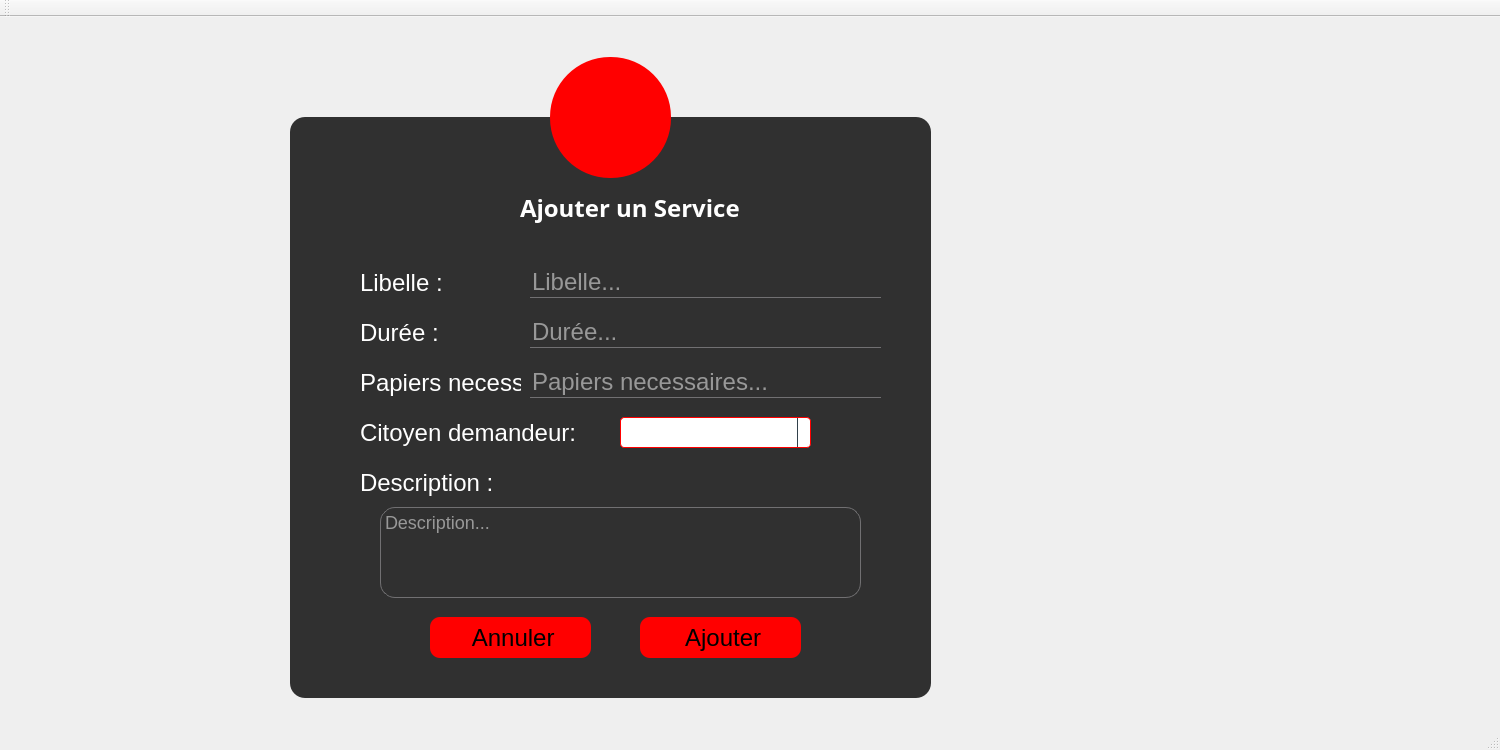
This is mainwindow.ui in nefissaKhiari/Smart_Plolice_Station as Qt 5 draws it before an edit. The edited form follows.
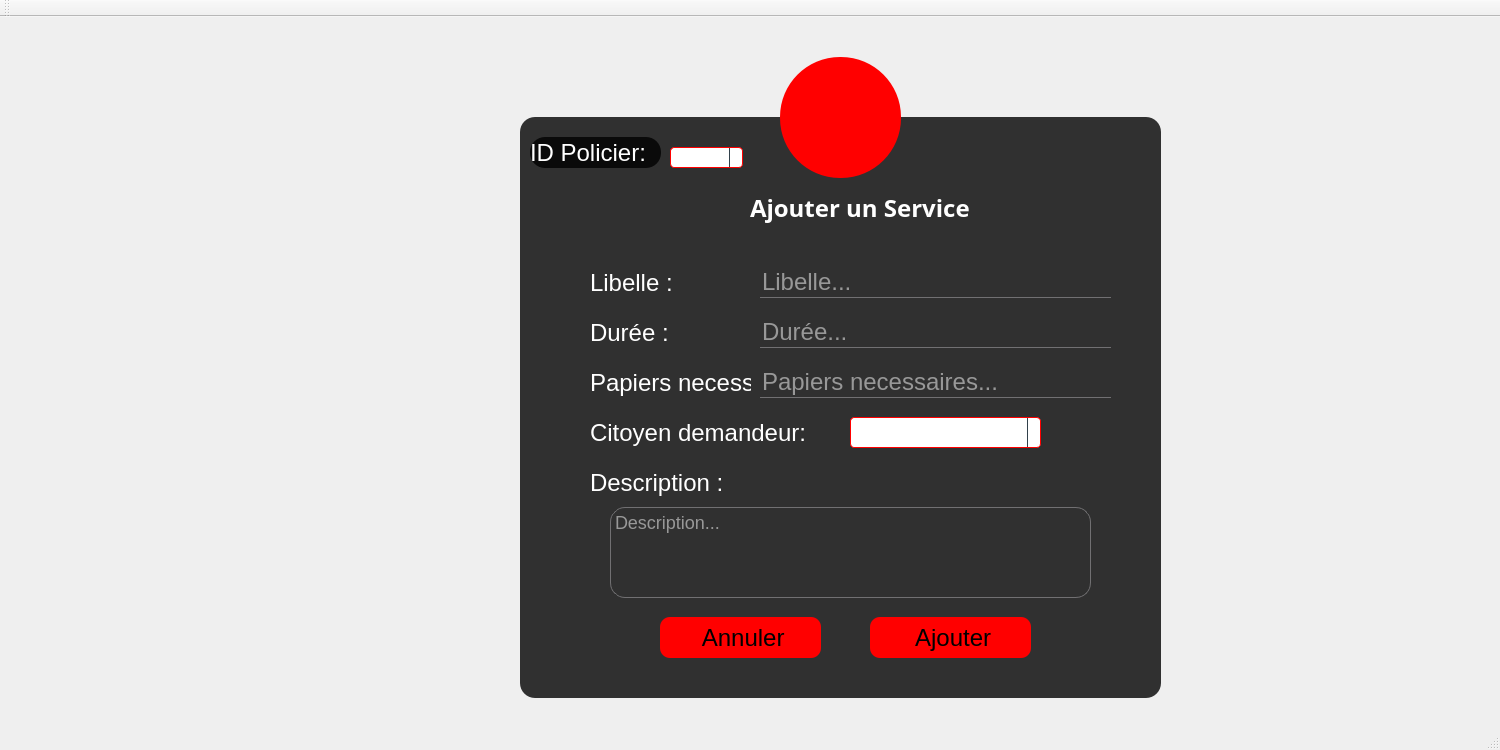
This is the edited form. The open tabs and pages were chosen to show the change. Icons and pictures are not drawn.

The edit to the form file:
```diff
--- a/mainwindow.ui
+++ b/mainwindow.ui
@@ -5085,7 +5085,7 @@
      <widget class="QToolButton" name="toolButton_8">
       <property name="geometry">
        <rect>
-        <x>550</x>
+        <x>780</x>
         <y>40</y>
         <width>121</width>
         <height>121</height>
@@ -5111,7 +5111,7 @@
      <widget class="QFrame" name="frame_8">
       <property name="geometry">
        <rect>
-        <x>290</x>
+        <x>520</x>
         <y>100</y>
         <width>641</width>
         <height>581</height>
@@ -5433,6 +5433,89 @@
         <string>Citoyen demandeur:</string>
        </property>
       </widget>
+      <widget class="QLabel" name="L_AId_policier">
+       <property name="geometry">
+        <rect>
+         <x>10</x>
+         <y>20</y>
+         <width>131</width>
+         <height>31</height>
+        </rect>
+       </property>
+       <property name="text">
+        <string>ID Policier:</string>
+       </property>
+      </widget>
+      <widget class="QComboBox" name="CB_Idpolicier">
+       <property name="geometry">
+        <rect>
+         <x>150</x>
+         <y>30</y>
+         <width>73</width>
+         <height>21</height>
+        </rect>
+       </property>
+       <property name="styleSheet">
+        <string notr="true">QComboBox {
+  border: 1px solid red;
+  border-radius: 4px;
+  background: white;
+}
+
+QComboBox QAbstractItemView {
+  border: 1px solid black;
+  border-radius: 0;
+  background-color: white;
+  selection-background-color:#305068;
+}
+
+QComboBox QAbstractItemView:hover {
+  background-color: white;
+  color: #F0F0F0;
+}
+
+QComboBox QAbstractItemView:selected {
+  background: #1464A0;
+  color: #32414B;
+}
+
+QComboBox QAbstractItemView:alternate {
+  background: #19232D;
+}
+
+QComboBox:disabled {
+  background-color: #19232D;
+  color: #787878;
+}
+
+QComboBox:hover {
+  border: 1px solid #148CD2;
+}
+
+QComboBox:focus {
+  border: 1px solid #1464A0;
+}
+
+QComboBox:on {
+  selection-background-color: #1464A0;
+}
+
+QComboBox::item:checked {
+  font-weight: bold;
+}
+
+QComboBox::item:selected {
+  border: 0px solid transparent;
+}
+
+QComboBox::drop-down {
+  subcontrol-origin: padding;
+  subcontrol-position: top right;
+  width: 12px;
+  border-left: 1px solid #32414B;
+}</string>
+       </property>
+      </widget>
      </widget>
      <zorder>frame_8</zorder>
      <zorder>toolButton_8</zorder>
```
Left out of the diff: 74 changed lines with no effect on the pictures.
